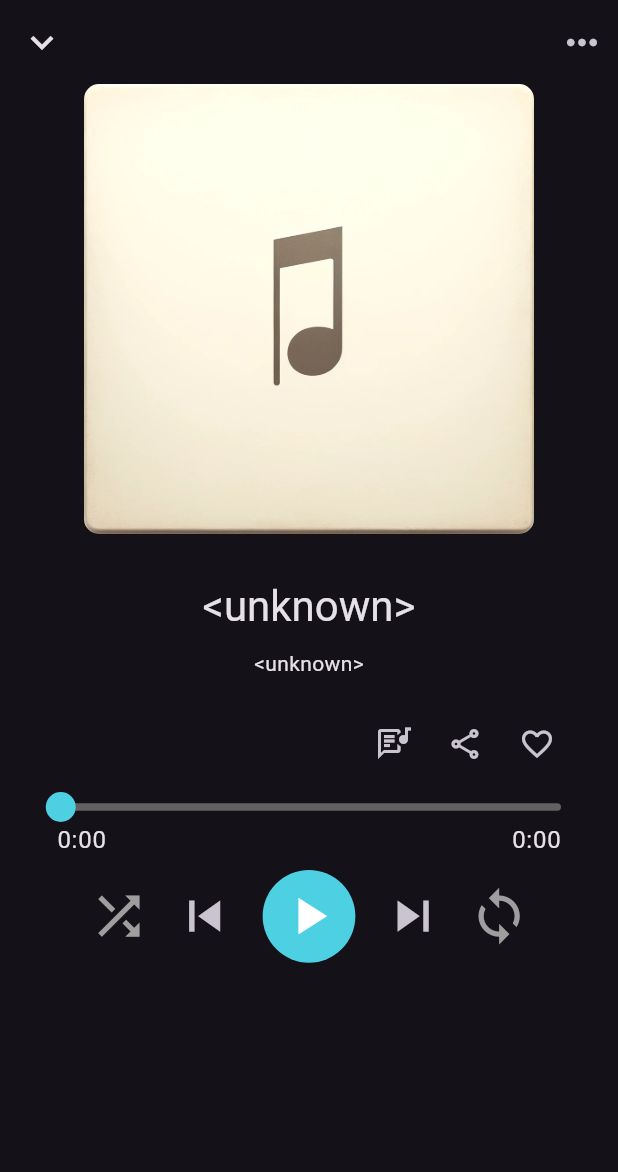
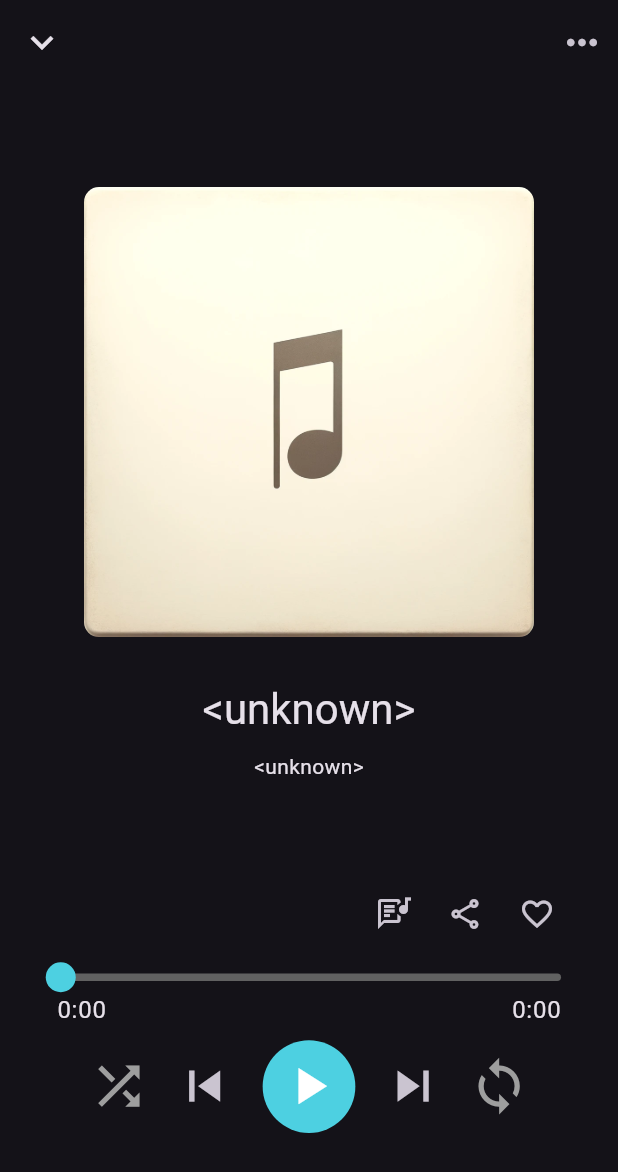
Before and after one commit to WonHyun/mulink, a Flutter app: the MusicPlayerScreen screen opened directly, on a phone screen of 412 x 824 dp. Shown: the top 1172 px of the screen. Run offline on Flutter 3.47's test engine with Material 3 defaults, Android fonts, the phone set to English and light mode, and no system bars; drawn by our look-alikes of audio_video_progress_bar; our stand-ins replace audio_service, file_picker, get, get_it, just_audio, marquee and 1 more; missing offline and left inert: flutter_media_metadata.

Commit message:
ref: adjust music player layout by flex

```diff
--- a/lib/ui/music_player_screen/layout/player_track_info.dart
+++ b/lib/ui/music_player_screen/layout/player_track_info.dart
@@ -1,4 +1,6 @@
+import 'package:flutter/cupertino.dart';
 import 'package:flutter/material.dart';
+import 'package:flutter/widgets.dart';
 import 'package:get/get.dart';
 import 'package:mulink/controller/playlist_controller.dart';
 import 'package:mulink/ui/common/overflow_marquee.dart';
@@ -18,10 +20,13 @@ class PlayerTrackInfo extends StatelessWidget {
       builder: (_) {
         return Column(
           children: [
-            AlbumCoverImage(
-              maxWidth: 300,
-              imgPath: playlistController.currentPlayTrack?.artUri?.path,
-              albumCoverData: playlistController.currentPlayTrack?.albumCover,
+            Hero(
+              tag: "albumCover",
+              child: AlbumCoverImage(
+                maxWidth: 300,
+                imgPath: playlistController.currentPlayTrack?.artUri?.path,
+                albumCoverData: playlistController.currentPlayTrack?.albumCover,
+              ),
             ),
             const SizedBox(height: 30),
             OverflowMarquee(
--- a/lib/ui/music_player_screen/music_player_screen.dart
+++ b/lib/ui/music_player_screen/music_player_screen.dart
@@ -32,17 +32,21 @@ class MusicPlayerScreen extends StatelessWidget {
       ),
       body: Padding(
         padding: const EdgeInsets.symmetric(horizontal: 30),
-        child: SingleChildScrollView(
-          child: Column(
-            mainAxisAlignment: MainAxisAlignment.center,
-            children: [
-              PlayerTrackInfo(playlistController: playlistController),
-              const SizedBox(height: 20),
-              ExtraControllPanel(controller: playerController),
-              AudioProgressBar(controller: playerController),
-              PlayerControllPanel(controller: playerController),
-            ],
-          ),
+        child: Column(
+          mainAxisAlignment: MainAxisAlignment.center,
+          children: [
+            Flexible(
+                flex: 6,
+                child: PlayerTrackInfo(playlistController: playlistController)),
+            Flexible(
+                flex: 1,
+                child: ExtraControllPanel(controller: playerController)),
+            Flexible(
+                flex: 1, child: AudioProgressBar(controller: playerController)),
+            Flexible(
+                flex: 2,
+                child: PlayerControllPanel(controller: playerController)),
+          ],
         ),
       ),
     );
```
